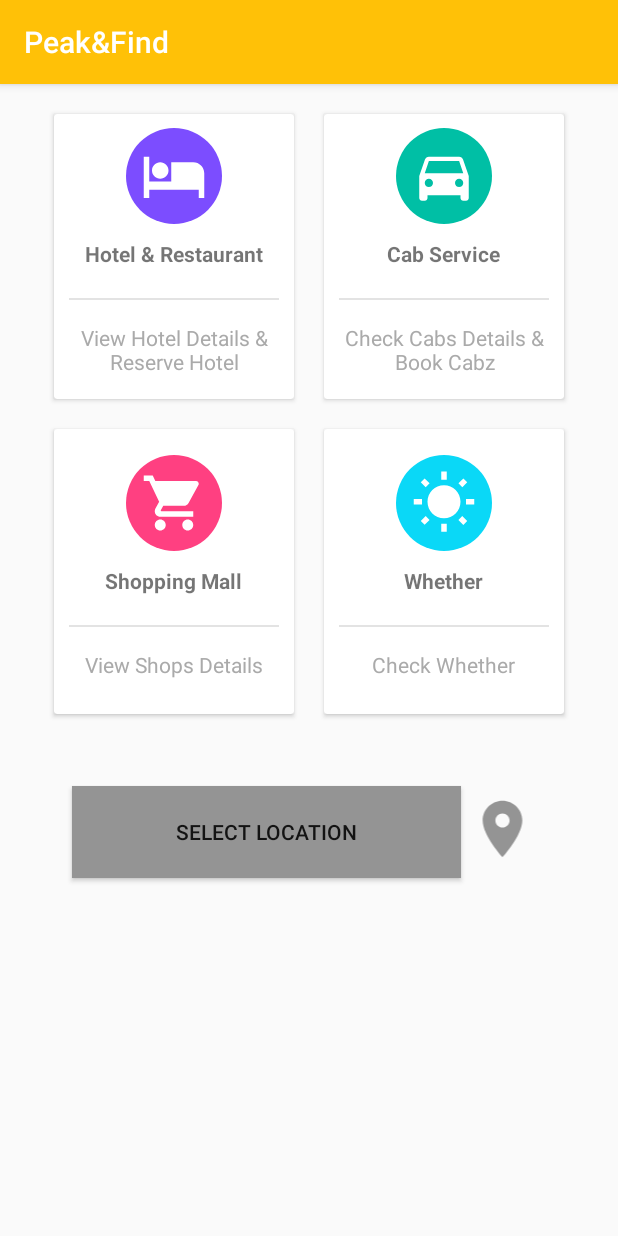
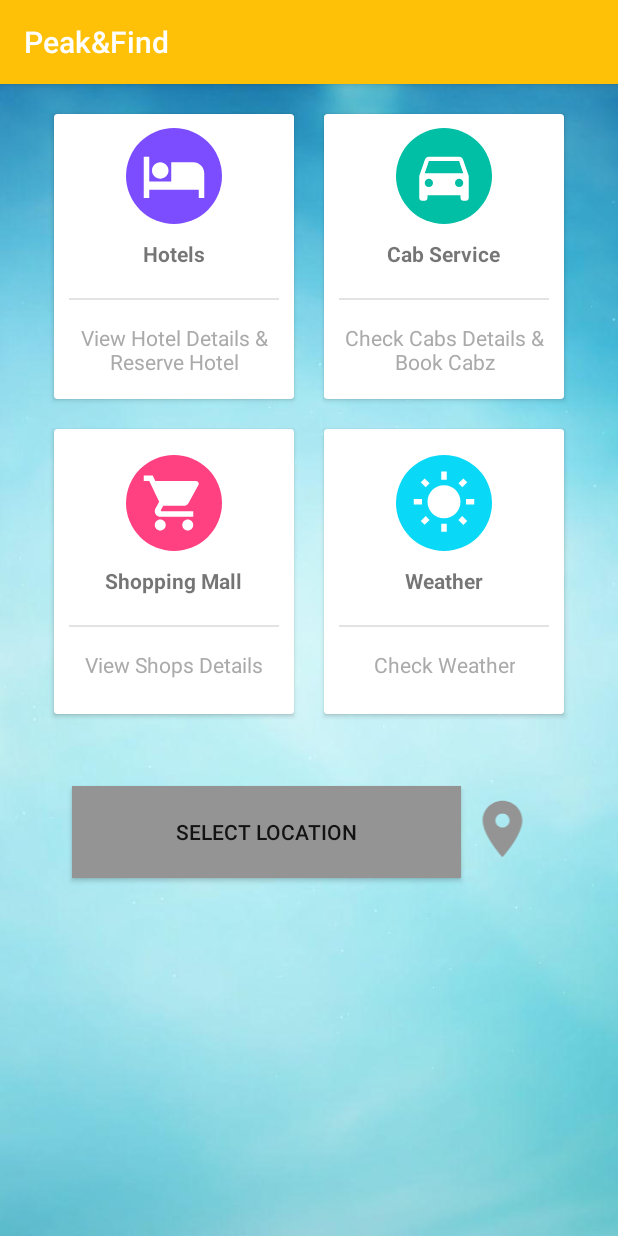
Before and after one commit to Kavindu8956/PeakFind, an Android app: the screen it shows after launch (MainActivity), on a phone screen of 412 x 824 dp. Run offline under Robolectric (Android 15) with nearby library versions, the phone set to English and light mode, and no system bars.

Commit message:
Kavindu_edit2

```diff
--- a/app/src/main/AndroidManifest.xml
+++ b/app/src/main/AndroidManifest.xml
@@ -9,6 +9,10 @@
         android:roundIcon="@mipmap/ic_launcher_round"
         android:supportsRtl="true"
         android:theme="@style/AppTheme">
+        <activity android:name=".WeatherActivity"></activity>
+        <activity android:name=".ShoppingMallActivity" />
+        <activity android:name=".CabActivity" />
+        <activity android:name=".HotelActivity" />
         <activity android:name=".MainActivity">
             <intent-filter>
                 <action android:name="android.intent.action.MAIN" />
--- a/app/src/main/res/layout/activity_main.xml
+++ b/app/src/main/res/layout/activity_main.xml
@@ -6,7 +6,9 @@
     android:layout_height="match_parent"
     tools:context=".MainActivity"
     android:orientation="vertical"
-    android:padding="10dp">
+    android:padding="10dp"
+    android:background="@drawable/dd1">
+
     <LinearLayout
         android:clipToPadding="false"
         android:gravity="center"
@@ -14,74 +16,90 @@
         android:layout_width="match_parent"
         android:layout_height="wrap_content">
         <androidx.cardview.widget.CardView
+            android:foreground="?android:attr/selectableItemBackground"
+            android:clickable="true"
             android:layout_width="160dp"
             android:layout_height="190dp"
             android:layout_margin="10dp">
+
             <LinearLayout
                 android:layout_width="match_parent"
                 android:layout_height="match_parent"
-                android:orientation="vertical"
-                android:gravity="center">
+                android:gravity="center"
+                android:onClick="hotel"
+                android:orientation="vertical">
+
                 <ImageView
                     android:layout_width="64dp"
                     android:layout_height="64dp"
                     android:background="@drawable/cerclebackgroudpurple"
-                    android:src="@drawable/ic_hotel_black_24dp"
-                    android:padding="10dp"/>
+                    android:padding="10dp"
+                    android:src="@drawable/ic_hotel_black_24dp" />
+
                 <TextView
                     android:layout_width="wrap_content"
                     android:layout_height="wrap_content"
-                    android:textStyle="bold"
                     android:layout_margin="10dp"
-                    android:text="Hotel &amp; Restaurant"/>
+                    android:text="Hotels"
+                    android:textStyle="bold" />
+
                 <View
                     android:layout_width="match_parent"
                     android:layout_height="1dp"
-                    android:background="@color/lightgray"
-                    android:layout_margin="10dp"/>
+                    android:layout_margin="10dp"
+                    android:background="@color/lightgray" />
+
                 <TextView
                     android:layout_width="wrap_content"
                     android:layout_height="wrap_content"
                     android:gravity="center"
+                    android:padding="5dp"
                     android:text="View Hotel Details &amp; Reserve Hotel"
-                    android:padding="5dp"
-                    android:textColor="@android:color/darker_gray"/>
+                    android:textColor="@android:color/darker_gray" />
             </LinearLayout>
 
         </androidx.cardview.widget.CardView>
         <androidx.cardview.widget.CardView
+            android:foreground="?android:attr/selectableItemBackground"
+            android:clickable="true"
             android:layout_width="160dp"
             android:layout_height="190dp"
             android:layout_margin="10dp">
+
             <LinearLayout
                 android:layout_width="match_parent"
                 android:layout_height="match_parent"
-                android:orientation="vertical"
-                android:gravity="center">
+                android:gravity="center"
+                android:onClick="cab"
+                android:orientation="vertical">
+
                 <ImageView
                     android:layout_width="64dp"
                     android:layout_height="64dp"
                     android:background="@drawable/cerclebackgroundgreen"
-                    android:src="@drawable/ic_directions_car_black_24dp"
-                    android:padding="10dp"/>
+                    android:padding="10dp"
+                    android:src="@drawable/ic_directions_car_black_24dp" />
+
                 <TextView
                     android:layout_width="wrap_content"
                     android:layout_height="wrap_content"
-                    android:textStyle="bold"
                     android:layout_margin="10dp"
-                    android:text="Cab Service"/>
+                    android:text="Cab Service"
+                    android:textStyle="bold" />
+
                 <View
                     android:layout_width="match_parent"
                     android:layout_height="1dp"
-                    android:background="@color/lightgray"
-                    android:layout_margin="10dp"/>
+                    android:layout_margin="10dp"
+                    android:background="@color/lightgray" />
+
                 <TextView
                     android:layout_width="wrap_content"
                     android:layout_height="wrap_content"
                     android:gravity="center"
+                    android:padding="5dp"
                     android:text="Check Cabs Details &amp; Book Cabz"
-                    android:padding="5dp"
-                    android:textColor="@android:color/darker_gray"/>
+                    android:textColor="@android:color/darker_gray" />
             </LinearLayout>
 
         </androidx.cardview.widget.CardView>
@@ -95,74 +113,90 @@
         android:layout_width="match_parent"
         android:layout_height="wrap_content">
         <androidx.cardview.widget.CardView
+            android:foreground="?android:attr/selectableItemBackground"
+            android:clickable="true"
             android:layout_width="160dp"
             android:layout_height="190dp"
             android:layout_margin="10dp">
+
             <LinearLayout
                 android:layout_width="match_parent"
                 android:layout_height="match_parent"
-                android:orientation="vertical"
-                android:gravity="center">
+                android:gravity="center"
+                android:onClick="shoppingmall"
+                android:orientation="vertical">
+
                 <ImageView
                     android:layout_width="64dp"
                     android:layout_height="64dp"
                     android:background="@drawable/cerclebackgroundpink"
-                    android:src="@drawable/ic_shopping_cart_black_24dp"
-                    android:padding="10dp"/>
+                    android:padding="10dp"
+                    android:src="@drawable/ic_shopping_cart_black_24dp" />
+
                 <TextView
                     android:layout_width="wrap_content"
                     android:layout_height="wrap_content"
-                    android:textStyle="bold"
                     android:layout_margin="10dp"
-                    android:text="Shopping Mall"/>
+                    android:text="Shopping Mall"
+                    android:textStyle="bold" />
+
                 <View
                     android:layout_width="match_parent"
                     android:layout_height="1dp"
-                    android:background="@color/lightgray"
-                    android:layout_margin="10dp"/>
+                    android:layout_margin="10dp"
+                    android:background="@color/lightgray" />
+
                 <TextView
                     android:layout_width="wrap_content"
                     android:layout_height="wrap_content"
                     android:gravity="center"
+                    android:padding="5dp"
                     android:text="View Shops Details"
-                    android:padding="5dp"
-                    android:textColor="@android:color/darker_gray"/>
+                    android:textColor="@android:color/darker_gray" />
             </LinearLayout>
 
         </androidx.cardview.widget.CardView>
         <androidx.cardview.widget.CardView
+            android:foreground="?android:attr/selectableItemBackground"
+            android:clickable="true"
             android:layout_width="160dp"
             android:layout_height="190dp"
             android:layout_margin="10dp">
+
             <LinearLayout
                 android:layout_width="match_parent"
                 android:layout_height="match_parent"
-                android:orientation="vertical"
-                android:gravity="center">
+                android:gravity="center"
+                android:onClick="weather"
+                android:orientation="vertical">
+
                 <ImageView
                     android:layout_width="64dp"
                     android:layout_height="64dp"
                     android:background="@drawable/cerclebackgroundyello"
-                    android:src="@drawable/ic_wb_sunny_black_24dp"
-                    android:padding="10dp"/>
+                    android:padding="10dp"
+                    android:src="@drawable/ic_wb_sunny_black_24dp" />
+
                 <TextView
                     android:layout_width="wrap_content"
                     android:layout_height="wrap_content"
-                    android:textStyle="bold"
                     android:layout_margin="10dp"
-                    android:text="Whether"/>
+                    android:text="Weather"
+                    android:textStyle="bold" />
+
                 <View
                     android:layout_width="match_parent"
                     android:layout_height="1dp"
-                    android:background="@color/lightgray"
-                    android:layout_margin="10dp"/>
+                    android:layout_margin="10dp"
+                    android:background="@color/lightgray" />
+
                 <TextView
                     android:layout_width="wrap_content"
                     android:layout_height="wrap_content"
                     android:gravity="center"
-                    android:text="Check Whether"
                     android:padding="5dp"
-                    android:textColor="@android:color/darker_gray"/>
+                    android:text="Check Weather"
+                    android:textColor="@android:color/darker_gray" />
             </LinearLayout>
 
         </androidx.cardview.widget.CardView>
@@ -184,7 +218,9 @@
             android:layout_marginLeft="38dp"
             android:layout_marginTop="38dp"
             android:text="Select Location"
-            android:background="@color/bb1"/>
+            android:background="@color/bb1"
+            android:foreground="?android:attr/selectableItemBackground"
+            android:clickable="true"/>
 
         <ImageView
             android:id="@+id/imageView"
--- a/app/src/main/res/values/colors.xml
+++ b/app/src/main/res/values/colors.xml
@@ -8,7 +8,7 @@
     <color name="yello">#0ad8f7</color>
     <color name="green">#00bfa5</color>
     <color name="colorAccent">#FF4081</color>
-    <color name="darkblue">#23283a</color>
+    <color name="darkblue">#23283A</color>
     <color name="testcolorblue">#152b38</color>
     <color name="pink">#fe104d</color>
     <color name="bb1">#949494</color>
```
Also changed, not shown: app/src/main/java/com/example/peakfind/CabActivity.java (added, +14 -0 lines), app/src/main/java/com/example/peakfind/HotelActivity.java (added, +14 -0 lines), app/src/main/java/com/example/peakfind/MainActivity.java (+20 -0 lines), app/src/main/java/com/example/peakfind/ShoppingMallActivity.java (added, +14 -0 lines), app/src/main/java/com/example/peakfind/WeatherActivity.java (added, +14 -0 lines), app/src/main/res/layout/activity_cab.xml (added, +24 -0 lines), app/src/main/res/layout/activity_hotel.xml (added, +89 -0 lines), app/src/main/res/layout/activity_shopping_mall.xml (added, +24 -0 lines), app/src/main/res/layout/activity_weather.xml (added, +24 -0 lines).
